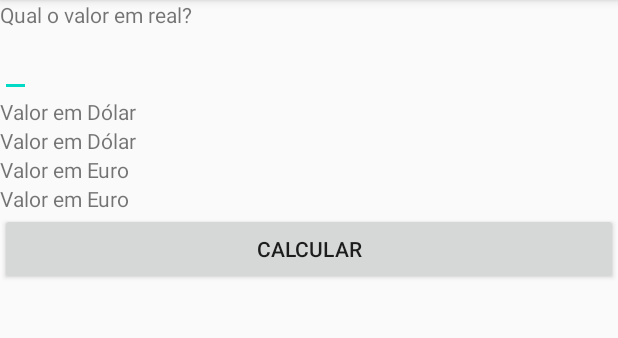
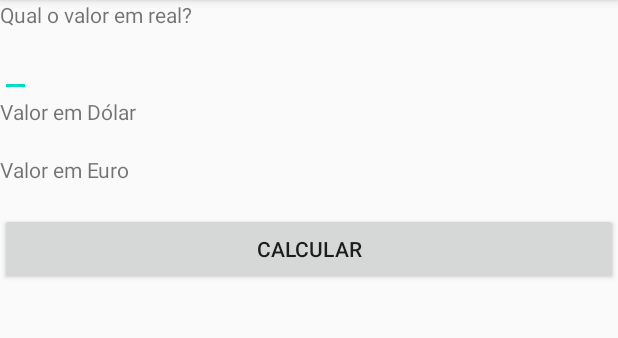
Before and after one commit to leandro-gft/ConversorMoedasApp, an Android app: the screen it shows after launch (MainActivity), on a phone screen of 412 x 824 dp, the part 84-422 px from its top. Run offline under Robolectric (Android 15) with nearby library versions, the phone set to English and light mode, and no system bars.

Commit message:
Adicionada logica para conversão de moedas

```diff
--- a/app/src/main/java/br/com/gft/conversormoedas/MainActivity.java
+++ b/app/src/main/java/br/com/gft/conversormoedas/MainActivity.java
@@ -24,6 +24,8 @@ public class MainActivity extends AppCompatActivity implements View.OnClickListe
         this.mViewHolder.buttonCalculate = findViewById(R.id.button_calculate);
 
         this.mViewHolder.buttonCalculate.setOnClickListener(this);
+
+        this.clearValues();
     }
 
     @Override
@@ -34,6 +36,10 @@ public class MainActivity extends AppCompatActivity implements View.OnClickListe
                 // mostra mensagem pro usuario
                 Toast.makeText(this, this.getString(R.string.informe_valor), Toast.LENGTH_LONG).show();
             } else {
+                Double real = Double.valueOf(value);
+
+                this.mViewHolder.textDolar.setText(String.format("%.2f", (real/5.873)));
+                this.mViewHolder.textEuro.setText(String.format("%.2f", (real/6.328)));
             }
         }
     }
--- a/app/src/main/res/values/strings.xml
+++ b/app/src/main/res/values/strings.xml
@@ -4,6 +4,6 @@
     <string name="valor_em_dolar">Valor em Dólar</string>
     <string name="valor_em_euro">Valor em Euro</string>
     <string name="calcular">Calcular</string>
-    <string name="informe_valor">Informe um valor</string>
+    <string name="informe_valor">Informe um valor!</string>
 
 </resources>
```
